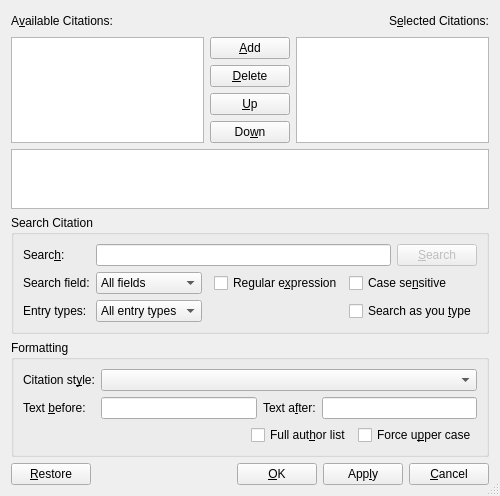
Above: src/frontends/qt4/ui/CitationUi.ui from cburschka/lyx before the change. Below: the same form after it.
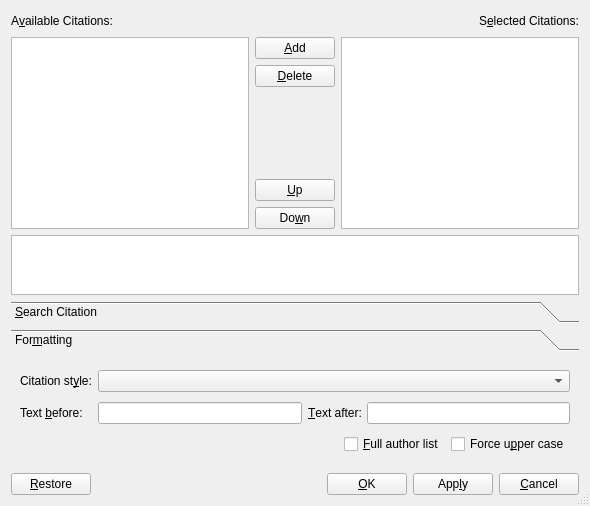
That is the form after the change. Icons and pictures are not drawn.

Commit message:
Decrease height of citation dialog by using a QToolBox
Fixes: #9618

Diff of the .ui file:
```diff
--- a/src/frontends/qt4/ui/CitationUi.ui
+++ b/src/frontends/qt4/ui/CitationUi.ui
@@ -5,8 +5,8 @@
    <rect>
     <x>0</x>
     <y>0</y>
-    <width>449</width>
-    <height>487</height>
+    <width>590</width>
+    <height>506</height>
    </rect>
   </property>
   <property name="windowTitle">
@@ -15,8 +15,10 @@
   <property name="sizeGripEnabled">
    <bool>true</bool>
   </property>
-  <layout class="QGridLayout">
-   <item row="0" column="0" colspan="3">
+  <layout class="QGridLayout" name="gridLayout_4">
+   <item row="0" column="0">
+    <layout class="QVBoxLayout" name="verticalLayout_2">
+     <item>
     <layout class="QHBoxLayout">
      <property name="spacing">
       <number>6</number>
@@ -59,14 +61,20 @@
      </item>
     </layout>
    </item>
-   <item row="1" column="0" rowspan="5">
+     <item>
+      <layout class="QGridLayout" name="gridLayout">
+       <item row="0" column="0">
+        <layout class="QHBoxLayout" name="horizontalLayout">
+         <item>
     <widget class="QListView" name="availableLV">
      <property name="editTriggers">
       <set>QAbstractItemView::NoEditTriggers</set>
      </property>
     </widget>
    </item>
-   <item row="1" column="1">
+         <item>
+          <layout class="QVBoxLayout" name="verticalLayout">
+           <item>
     <widget class="QPushButton" name="addPB">
      <property name="toolTip">
       <string>Click or press Enter to add the selected citation to the list</string>
@@ -79,14 +87,7 @@
      </property>
     </widget>
    </item>
-   <item row="1" column="2" rowspan="5">
-    <widget class="QListView" name="selectedLV">
-     <property name="editTriggers">
-      <set>QAbstractItemView::NoEditTriggers</set>
-     </property>
-    </widget>
-   </item>
-   <item row="2" column="1">
+           <item>
     <widget class="QPushButton" name="deletePB">
      <property name="toolTip">
       <string>Click or press Delete to delete the selected citation from the list</string>
@@ -99,7 +100,7 @@
      </property>
     </widget>
    </item>
-   <item row="3" column="1">
+           <item>
     <spacer>
      <property name="orientation">
       <enum>Qt::Vertical</enum>
@@ -107,12 +108,12 @@
      <property name="sizeHint" stdset="0">
       <size>
        <width>77</width>
-       <height>71</height>
+               <height>1</height>
       </size>
      </property>
     </spacer>
    </item>
-   <item row="4" column="1">
+           <item>
     <widget class="QPushButton" name="upPB">
      <property name="sizePolicy">
       <sizepolicy hsizetype="Minimum" vsizetype="Fixed">
@@ -136,7 +137,7 @@
      </property>
     </widget>
    </item>
-   <item row="5" column="1">
+           <item>
     <widget class="QPushButton" name="downPB">
      <property name="sizePolicy">
       <sizepolicy hsizetype="Minimum" vsizetype="Fixed">
@@ -160,209 +161,64 @@
      </property>
     </widget>
    </item>
-   <item row="9" column="0" colspan="3">
-    <layout class="QHBoxLayout">
-     <property name="spacing">
-      <number>6</number>
-     </property>
-     <property name="margin">
-      <number>0</number>
-     </property>
-     <item>
-      <widget class="QPushButton" name="restorePB">
-       <property name="text">
-        <string>&amp;Restore</string>
-       </property>
-       <property name="autoDefault">
-        <bool>false</bool>
-       </property>
-      </widget>
+          </layout>
      </item>
      <item>
-      <spacer>
-       <property name="orientation">
-        <enum>Qt::Horizontal</enum>
-       </property>
-       <property name="sizeHint" stdset="0">
-        <size>
-         <width>40</width>
-         <height>20</height>
-        </size>
-       </property>
-      </spacer>
-     </item>
-     <item>
-      <widget class="QPushButton" name="okPB">
-       <property name="text">
-        <string>&amp;OK</string>
-       </property>
-       <property name="autoDefault">
-        <bool>false</bool>
-       </property>
-       <property name="default">
-        <bool>false</bool>
-       </property>
-      </widget>
-     </item>
-     <item>
-      <widget class="QPushButton" name="applyPB">
-       <property name="text">
-        <string>App&amp;ly</string>
-       </property>
-       <property name="autoDefault">
-        <bool>false</bool>
-       </property>
-      </widget>
-     </item>
-     <item>
-      <widget class="QPushButton" name="cancelPB">
-       <property name="text">
-        <string>&amp;Cancel</string>
-       </property>
-       <property name="autoDefault">
-        <bool>false</bool>
-       </property>
-      </widget>
-     </item>
-    </layout>
-   </item>
-   <item row="6" column="0" colspan="3">
+          <widget class="QListView" name="selectedLV">
+           <property name="editTriggers">
+            <set>QAbstractItemView::NoEditTriggers</set>
+           </property>
+          </widget>
+         </item>
+        </layout>
+       </item>
+       <item row="1" column="0">
     <widget class="QTextEdit" name="infoML">
+         <property name="maximumSize">
+          <size>
+           <width>16777215</width>
+           <height>60</height>
+          </size>
+         </property>
      <property name="acceptDrops">
       <bool>false</bool>
      </property>
      <property name="readOnly">
       <bool>true</bool>
      </property>
-     <property name="maximumSize" >
-      <size>
-       <height>60</height>
-       <width>16777215</width>
-      </size>
-     </property>
-    </widget>
-   </item>
-   <item row="8" column="0" colspan="3">
-    <widget class="QGroupBox" name="styleGB">
-     <property name="title">
-      <string>Formatting</string>
-     </property>
-     <property name="flat">
-      <bool>true</bool>
-     </property>
-     <layout class="QGridLayout">
-      <item row="0" column="0">
-       <widget class="QLabel" name="citationStyleLA">
-        <property name="text">
-         <string>Citation st&amp;yle:</string>
-        </property>
-        <property name="buddy">
-         <cstring>citationStyleCO</cstring>
-        </property>
-       </widget>
-      </item>
-      <item row="0" column="1" colspan="3">
-       <widget class="QComboBox" name="citationStyleCO">
-        <property name="toolTip">
-         <string>Natbib citation style to use</string>
-        </property>
-       </widget>
+        </widget>
+       </item>
+      </layout>
+     </item>
+    </layout>
       </item>
       <item row="1" column="0">
-       <widget class="QLabel" name="textBeforeLA">
-        <property name="text">
-         <string>Text &amp;before:</string>
-        </property>
-        <property name="buddy">
-         <cstring>textBeforeED</cstring>
-        </property>
-       </widget>
-      </item>
-      <item row="1" column="1">
-       <widget class="QLineEdit" name="textBeforeED">
-        <property name="toolTip">
-         <string>Text to place before citation</string>
-        </property>
-       </widget>
-      </item>
-      <item row="1" column="2">
-       <widget class="QLabel" name="textAfterLA">
-        <property name="text">
-         <string>Text a&amp;fter:</string>
-        </property>
-        <property name="buddy">
-         <cstring>textAfterED</cstring>
-        </property>
-       </widget>
-      </item>
-      <item row="1" column="3">
-       <widget class="QLineEdit" name="textAfterED">
-        <property name="toolTip">
-         <string>Text to place after citation</string>
-        </property>
-       </widget>
-      </item>
-      <item row="2" column="0" colspan="4">
-       <layout class="QHBoxLayout">
-        <property name="spacing">
-         <number>6</number>
-        </property>
-        <property name="margin">
-         <number>0</number>
-        </property>
-        <item>
-         <spacer>
-          <property name="orientation">
-           <enum>Qt::Horizontal</enum>
-          </property>
-          <property name="sizeHint" stdset="0">
-           <size>
-            <width>21</width>
-            <height>20</height>
-           </size>
-          </property>
-         </spacer>
-        </item>
-        <item>
-         <widget class="QCheckBox" name="fulllistCB">
-          <property name="toolTip">
-           <string>List all authors</string>
-          </property>
-          <property name="text">
-           <string>Full aut&amp;hor list</string>
-          </property>
-         </widget>
-        </item>
-        <item>
-         <widget class="QCheckBox" name="forceuppercaseCB">
-          <property name="toolTip">
-           <string>Force upper case in citation</string>
-          </property>
-          <property name="text">
-           <string>Force u&amp;pper case</string>
-          </property>
-         </widget>
-        </item>
-       </layout>
-      </item>
-     </layout>
-    </widget>
-   </item>
-   <item row="7" column="0" colspan="3">
-    <widget class="QGroupBox" name="groupBox">
-     <property name="title">
-      <string>Search Citation</string>
-     </property>
-     <property name="flat">
-      <bool>true</bool>
-     </property>
-     <layout class="QGridLayout">
-      <property name="margin">
-       <number>9</number>
-      </property>
-      <property name="spacing">
-       <number>6</number>
-      </property>
+    <widget class="QToolBox" name="citationTB">
+     <property name="sizePolicy">
+      <sizepolicy hsizetype="MinimumExpanding" vsizetype="MinimumExpanding">
+       <horstretch>0</horstretch>
+       <verstretch>0</verstretch>
+      </sizepolicy>
+     </property>
+     <property name="accessibleName">
+      <string/>
+     </property>
+     <property name="currentIndex">
+      <number>1</number>
+     </property>
+     <widget class="QWidget" name="page">
+      <property name="geometry">
+       <rect>
+        <x>0</x>
+        <y>0</y>
+        <width>572</width>
+        <height>111</height>
+       </rect>
+      </property>
+      <attribute name="label">
+       <string>&amp;Search Citation</string>
+      </attribute>
+      <layout class="QGridLayout" name="gridLayout_3">
       <item row="0" column="0">
        <widget class="QLabel" name="findKeysLA">
         <property name="text">
@@ -376,7 +232,7 @@
         </property>
        </widget>
       </item>
-      <item row="0" column="1" colspan="5">
+       <item row="0" column="1" colspan="4">
        <widget class="QLineEdit" name="findLE">
         <property name="toolTip">
          <string>Enter the text to search for and press Enter or click the button to search</string>
@@ -386,7 +242,7 @@
         </property>
        </widget>
       </item>
-      <item row="0" column="6">
+       <item row="0" column="5">
        <widget class="QPushButton" name="searchPB">
         <property name="enabled">
          <bool>false</bool>
@@ -405,7 +261,7 @@
       <item row="1" column="0">
        <widget class="QLabel" name="fieldsLA">
         <property name="text">
-         <string>Search field:</string>
+          <string>Search &amp;field:</string>
         </property>
         <property name="buddy">
          <cstring>fieldsCO</cstring>
@@ -443,14 +299,14 @@
         </property>
        </spacer>
       </item>
-      <item row="1" column="3" colspan="2">
+       <item row="1" column="3">
        <widget class="QCheckBox" name="regexCB">
         <property name="text">
          <string>Regular e&amp;xpression</string>
         </property>
        </widget>
       </item>
-      <item row="1" column="5" colspan="2">
+       <item row="1" column="4" colspan="2">
        <widget class="QCheckBox" name="caseCB">
         <property name="text">
          <string>Case se&amp;nsitive</string>
@@ -460,7 +316,7 @@
       <item row="2" column="0">
        <widget class="QLabel" name="entriesLA">
         <property name="text">
-         <string>Entry types:</string>
+          <string>Entry t&amp;ypes:</string>
         </property>
         <property name="buddy">
          <cstring>entriesCO</cstring>
@@ -495,7 +351,7 @@
         </property>
        </spacer>
       </item>
-      <item row="2" column="5" colspan="2">
+       <item row="2" column="4" colspan="2">
        <widget class="QCheckBox" name="asTypeCB">
         <property name="text">
          <string>Search as you &amp;type</string>
@@ -504,17 +360,184 @@
       </item>
      </layout>
     </widget>
-   </item>
-  </layout>
-  <zorder>availableLV</zorder>
-  <zorder>addPB</zorder>
-  <zorder>selectedLV</zorder>
-  <zorder>deletePB</zorder>
-  <zorder>upPB</zorder>
-  <zorder>downPB</zorder>
-  <zorder>infoML</zorder>
-  <zorder>styleGB</zorder>
-  <zorder>groupBox</zorder>
+     <widget class="QWidget" name="page_2">
+      <property name="geometry">
+       <rect>
+        <x>0</x>
+        <y>0</y>
+        <width>572</width>
+        <height>105</height>
+       </rect>
+      </property>
+      <attribute name="label">
+       <string>For&amp;matting</string>
+      </attribute>
+      <layout class="QGridLayout" name="gridLayout_2">
+       <item row="0" column="0">
+        <widget class="QLabel" name="citationStyleLA">
+         <property name="text">
+          <string>Citation st&amp;yle:</string>
+         </property>
+         <property name="buddy">
+          <cstring>citationStyleCO</cstring>
+         </property>
+        </widget>
+       </item>
+       <item row="0" column="1" colspan="3">
+        <widget class="QComboBox" name="citationStyleCO">
+         <property name="toolTip">
+          <string>Natbib citation style to use</string>
+         </property>
+        </widget>
+       </item>
+       <item row="1" column="0">
+        <widget class="QLabel" name="textBeforeLA">
+         <property name="text">
+          <string>Text &amp;before:</string>
+         </property>
+         <property name="buddy">
+          <cstring>textBeforeED</cstring>
+         </property>
+        </widget>
+       </item>
+       <item row="1" column="1">
+        <widget class="QLineEdit" name="textBeforeED">
+         <property name="toolTip">
+          <string>Text to place before citation</string>
+         </property>
+        </widget>
+       </item>
+       <item row="1" column="2">
+        <widget class="QLabel" name="textAfterLA">
+         <property name="text">
+          <string>&amp;Text after:</string>
+         </property>
+         <property name="buddy">
+          <cstring>textAfterED</cstring>
+         </property>
+        </widget>
+       </item>
+       <item row="1" column="3">
+        <widget class="QLineEdit" name="textAfterED">
+         <property name="toolTip">
+          <string>Text to place after citation</string>
+         </property>
+        </widget>
+       </item>
+       <item row="2" column="0" colspan="4">
+        <layout class="QHBoxLayout">
+         <property name="spacing">
+          <number>6</number>
+         </property>
+         <property name="margin">
+          <number>0</number>
+         </property>
+         <item>
+          <spacer>
+           <property name="orientation">
+            <enum>Qt::Horizontal</enum>
+           </property>
+           <property name="sizeHint" stdset="0">
+            <size>
+             <width>21</width>
+             <height>20</height>
+            </size>
+           </property>
+          </spacer>
+         </item>
+         <item>
+          <widget class="QCheckBox" name="fulllistCB">
+           <property name="toolTip">
+            <string>List all authors</string>
+           </property>
+           <property name="text">
+            <string>&amp;Full author list</string>
+           </property>
+          </widget>
+         </item>
+         <item>
+          <widget class="QCheckBox" name="forceuppercaseCB">
+           <property name="toolTip">
+            <string>Force upper case in citation</string>
+           </property>
+           <property name="text">
+            <string>Force u&amp;pper case</string>
+           </property>
+          </widget>
+         </item>
+        </layout>
+       </item>
+      </layout>
+     </widget>
+    </widget>
+   </item>
+   <item row="2" column="0">
+    <layout class="QHBoxLayout">
+     <property name="spacing">
+      <number>6</number>
+     </property>
+     <property name="margin">
+      <number>0</number>
+     </property>
+     <item>
+      <widget class="QPushButton" name="restorePB">
+       <property name="text">
+        <string>&amp;Restore</string>
+       </property>
+       <property name="autoDefault">
+        <bool>false</bool>
+       </property>
+      </widget>
+     </item>
+     <item>
+      <spacer>
+       <property name="orientation">
+        <enum>Qt::Horizontal</enum>
+       </property>
+       <property name="sizeHint" stdset="0">
+        <size>
+         <width>40</width>
+         <height>20</height>
+        </size>
+       </property>
+      </spacer>
+     </item>
+     <item>
+      <widget class="QPushButton" name="okPB">
+       <property name="text">
+        <string>&amp;OK</string>
+       </property>
+       <property name="autoDefault">
+        <bool>false</bool>
+       </property>
+       <property name="default">
+        <bool>false</bool>
+       </property>
+      </widget>
+     </item>
+     <item>
+      <widget class="QPushButton" name="applyPB">
+       <property name="text">
+        <string>App&amp;ly</string>
+       </property>
+       <property name="autoDefault">
+        <bool>false</bool>
+       </property>
+      </widget>
+     </item>
+     <item>
+      <widget class="QPushButton" name="cancelPB">
+       <property name="text">
+        <string>&amp;Cancel</string>
+       </property>
+       <property name="autoDefault">
+        <bool>false</bool>
+       </property>
+      </widget>
+     </item>
+    </layout>
+   </item>
+  </layout>
  </widget>
  <tabstops>
   <tabstop>availableLV</tabstop>
```
Left out of the diff: 11 changed lines with no effect on the pictures. Lines whose indentation alone changed are shown as unchanged. The commit also changes 2 other files.
